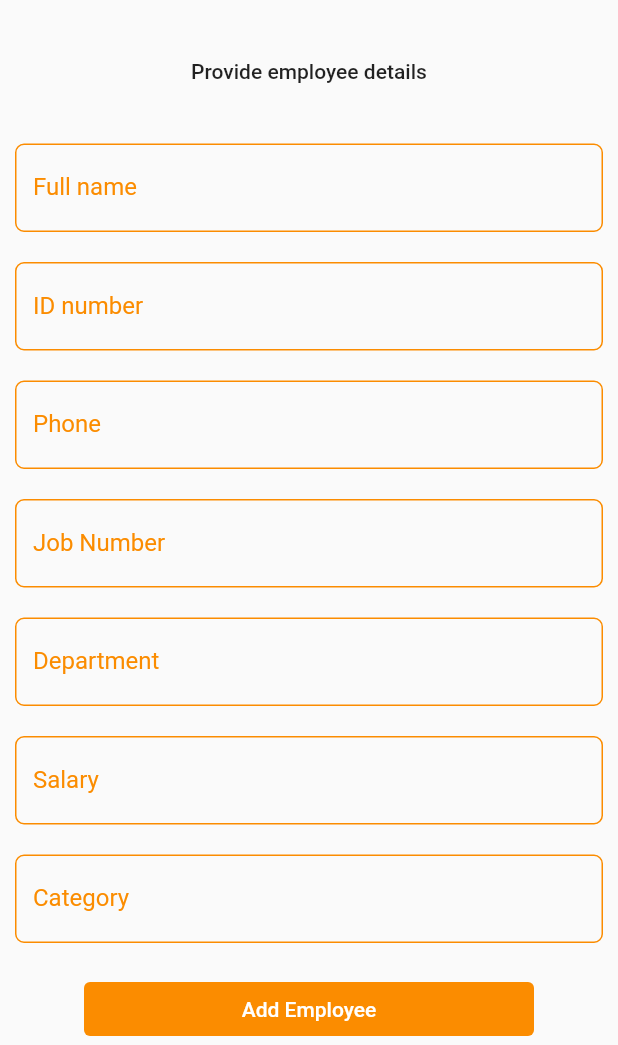
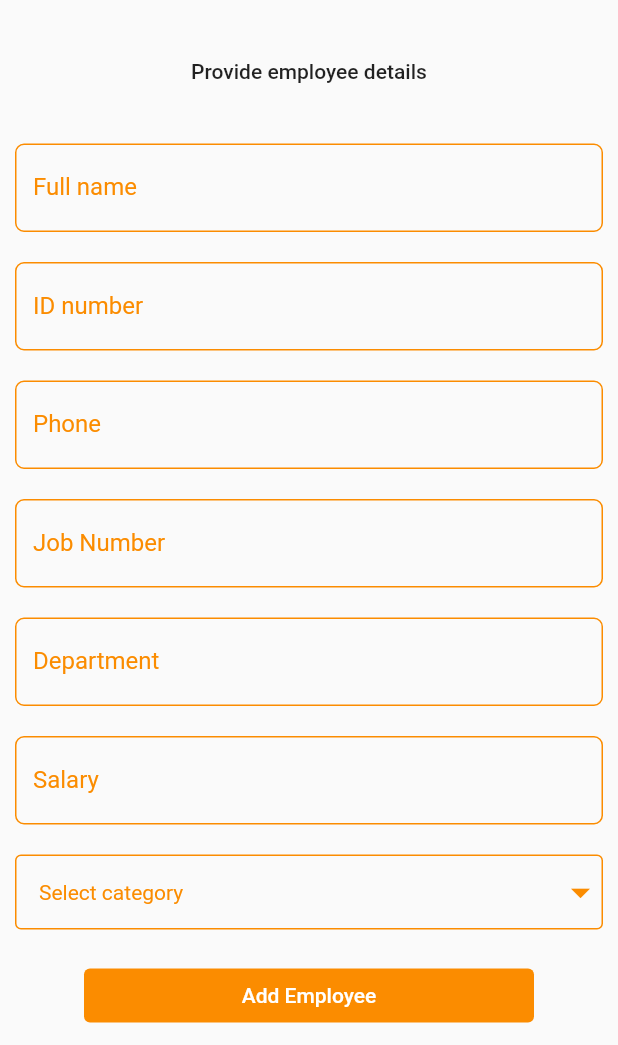
Before and after one commit to Brian-mula/profile, a Flutter app: the NewEmployee screen opened by its route, on a phone screen of 412 x 824 dp, the part 191-1236 px from its top. Run offline on Flutter 3.47's test engine with Material 2 defaults, Android fonts, the phone set to English and light mode, and no system bars; our stand-ins replace cloud_firestore, connectivity_plus, dropdown_button2, firebase_auth, firebase_core, flutter_riverpod and 2 more; accounts and stored records are empty; network calls fail.

Commit message:
added category dropdown

```diff
--- a/lib/views/home/new_employee.dart
+++ b/lib/views/home/new_employee.dart
@@ -1,3 +1,4 @@
+import 'package:dropdown_button2/dropdown_button2.dart';
 import 'package:flutter/material.dart';
 import 'package:flutter_riverpod/flutter_riverpod.dart';
 
@@ -20,6 +21,10 @@ class _NewEmployeeState extends ConsumerState<NewEmployee> {
     TextEditingController salary = TextEditingController();
     TextEditingController category = TextEditingController();
     ThemeData theme = Theme.of(context);
+
+    List<String> categories = ["Full time", "Part time", "Intern"];
+
+    String? selectedCat;
     return Scaffold(
       body: SingleChildScrollView(
         physics: const BouncingScrollPhysics(),
@@ -103,10 +108,50 @@ class _NewEmployeeState extends ConsumerState<NewEmployee> {
                       const SizedBox(
                         height: 20,
                       ),
-                      TextFormField(
-                        controller: category,
-                        keyboardType: TextInputType.number,
-                        decoration: fieldDecoration("Category"),
+                      DropdownButtonFormField2(
+                        decoration: InputDecoration(
+                            isDense: true,
+                            contentPadding: EdgeInsets.zero,
+                            border: OutlineInputBorder(
+                                borderRadius: BorderRadius.circular(6)),
+                            enabledBorder: OutlineInputBorder(
+                                borderSide:
+                                    BorderSide(color: Colors.orange.shade600))),
+                        isExpanded: true,
+                        hint: Text(
+                          "Select category",
+                          style: theme.textTheme.bodyMedium!
+                              .copyWith(color: Colors.orange.shade600),
+                        ),
+                        items: categories
+                            .map((cat) => DropdownMenuItem<String>(
+                                  value: cat,
+                                  child: Text(
+                                    cat,
+                                    style: theme.textTheme.bodyMedium!.copyWith(
+                                        color: Colors.orange.shade600),
+                                  ),
+                                ))
+                            .toList(),
+                        onChanged: (value) {
+                          setState(() {
+                            selectedCat = value;
+                          });
+                        },
+                        dropdownStyleData: DropdownStyleData(
+                            decoration: BoxDecoration(
+                                borderRadius: BorderRadius.circular(6))),
+                        buttonStyleData: ButtonStyleData(
+                            height: 50,
+                            decoration: BoxDecoration(
+                              borderRadius: BorderRadius.circular(6),
+                            )),
+                        iconStyleData: IconStyleData(
+                            icon: Icon(
+                          Icons.arrow_drop_down,
+                          size: 30,
+                          color: Colors.orange.shade600,
+                        )),
                       ),
                       const SizedBox(
                         height: 20,
--- a/pubspec.yaml
+++ b/pubspec.yaml
@@ -42,6 +42,7 @@ dependencies:
   firebase_core: ^2.9.0
   google_sign_in: ^6.1.0
   cloud_firestore: ^4.5.1
+  dropdown_button2: ^2.1.0
 
 dev_dependencies:
   flutter_test:
```
Also changed, not shown: pubspec.lock.
